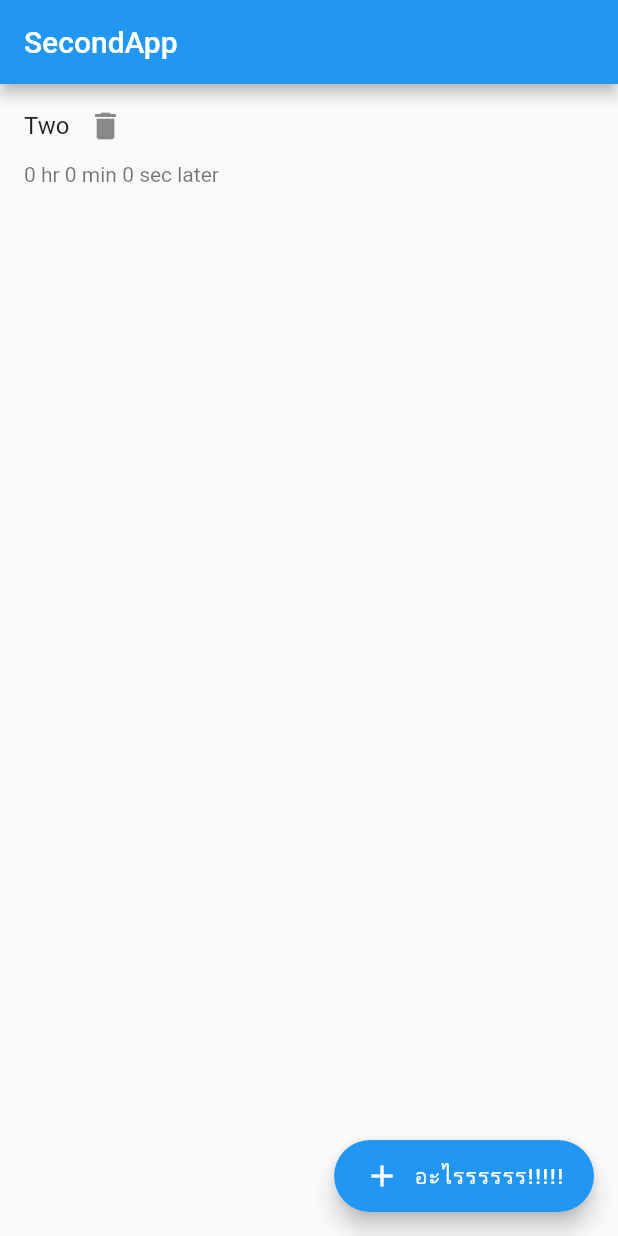
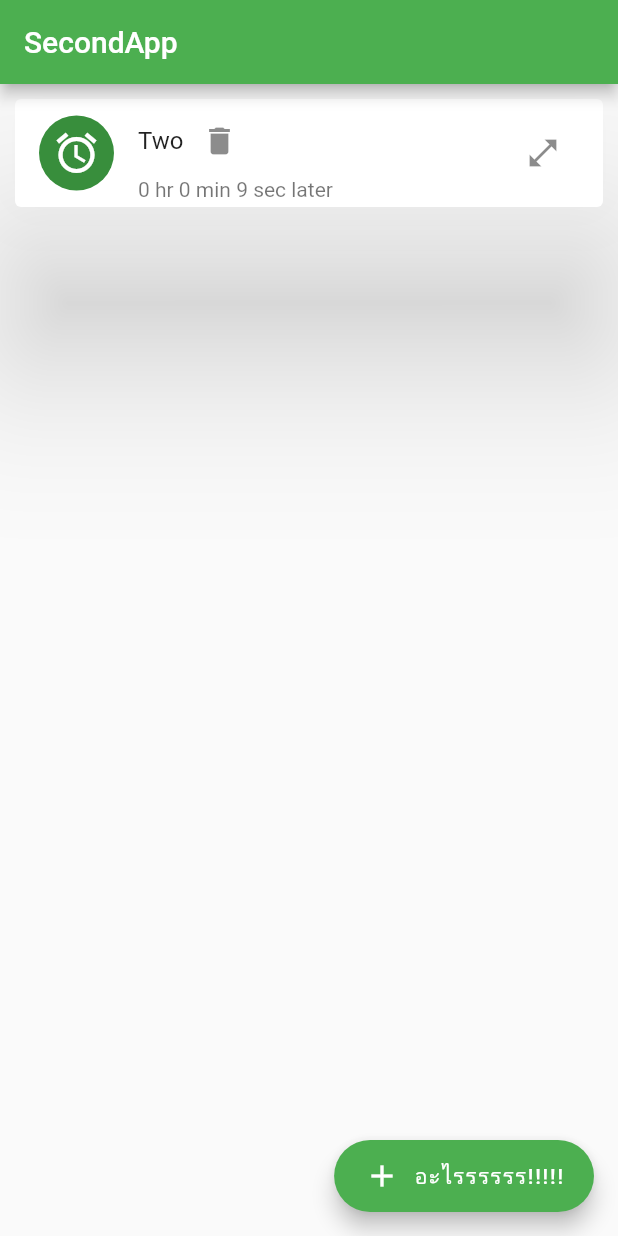
Before and after one commit to pl98754321/MysecondApp, a Flutter app: the screen it shows after launch, after a tap on the "delete" icon, on a phone screen of 412 x 824 dp. Run offline on Flutter 3.47's test engine with Material 2 defaults, Android fonts, the phone set to English and light mode, and no system bars.

Commit message:
Arament foloder

```diff
--- a/lib/bodyshow.dart
+++ b/lib/bodyshow.dart
@@ -1,6 +1,8 @@
 import 'dart:async';
 import 'package:flutter/material.dart';
-import 'activity.dart';
+import 'package:flutter_application_2/provider/TransectionPro.dart';
+import 'model/activity.dart';
+import 'model/liststr.dart';
 
 class Feed extends StatefulWidget {
   @override
@@ -23,7 +25,11 @@ class _FeedState extends State<Feed> {
     return ListView.builder(
       itemCount: listwidget.length,
       itemBuilder: (BuildContext context, int index) {
-        return Activity(listwidget[index], index);
+        return Card(
+          margin: EdgeInsets.all(10.0),
+          elevation: 50,
+          child: Activity(listwidget[index], index),
+        );
       },
     );
   }
--- a/lib/main.dart
+++ b/lib/main.dart
@@ -1,7 +1,6 @@
 import 'package:flutter/material.dart';
-import 'emtypage.dart';
+import 'Page/emtypage.dart';
 import 'bodyshow.dart';
-import 'activity.dart';
 
 void main() {
   runApp(MyApp());
@@ -13,7 +12,7 @@ class MyApp extends StatelessWidget {
     return MaterialApp(
       title: 'Flutter Demo',
       theme: ThemeData(
-        primarySwatch: Colors.blue,
+        primarySwatch: Colors.green,
       ),
       home: MyHomePage(),
     );
--- a/lib/activity.dart
+++ b/lib/model/activity.dart
@@ -1,6 +1,5 @@
-import 'dart:async';
 import 'package:flutter/material.dart';
-import 'bodyshow.dart';
+import '../bodyshow.dart';
 
 class Activity extends StatefulWidget {
   String header = "";
@@ -16,28 +15,40 @@ class Activity extends StatefulWidget {
 
 class _ActivityState extends State<Activity> {
   DateTime? fix;
+  _ActivityState() {
+    fix = DateTime.now();
+  }
   @override
   Widget build(BuildContext context) {
     Duration dif = DateTime.now().difference(fix ?? DateTime.now());
     return ListTile(
+      leading: CircleAvatar(
+        radius: 25,
+        child: FittedBox(
+            child: Icon(
+          Icons.alarm,
+          size: 32,
+        )),
+      ),
       title: Row(
         children: [
           Text(widget.header),
           IconButton(
-            icon: Icon(Icons.delete),
-            onPressed: () {
-              setState(
-                () {
+              icon: Icon(Icons.delete),
+              onPressed: () {
+                setState(() {
                   listwidget.remove(listwidget[widget.index]);
                   print(listwidget);
-                },
-              );
-            },
-          )
+                });
+              })
         ],
       ),
       subtitle: Text(
           "${dif.inHours % 24} hr ${dif.inMinutes % 60} min ${dif.inSeconds % 60} sec later"),
+      trailing: IconButton(
+        icon: Icon(Icons.open_in_full),
+        onPressed: () {},
+      ),
       onLongPress: () {
         setState(
           () {
--- a/pubspec.yaml
+++ b/pubspec.yaml
@@ -28,6 +28,7 @@ dependencies:
   # The following adds the Cupertino Icons font to your application.
   # Use with the CupertinoIcons class for iOS style icons.
   cupertino_icons: ^1.0.2
+  provider: ^5.0.0
 
 dev_dependencies:
   flutter_test:
```
Also changed, not shown: lib/Page/emtypage.dart (added, +56 -0 lines), lib/emtypage.dart (deleted, +0 -36 lines), lib/model/liststr.dart (added, +11 -0 lines), lib/provider/TransectionPro.dart (added, +11 -0 lines), lib/test.dart (deleted), pubspec.lock.
